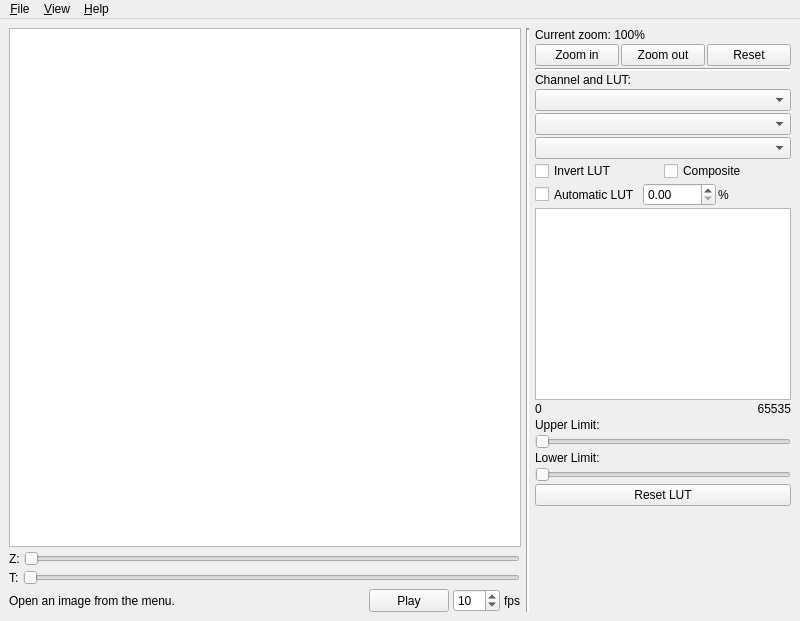
Old version of the form ui/mainwindow.ui in the repository takushim/momotrack.
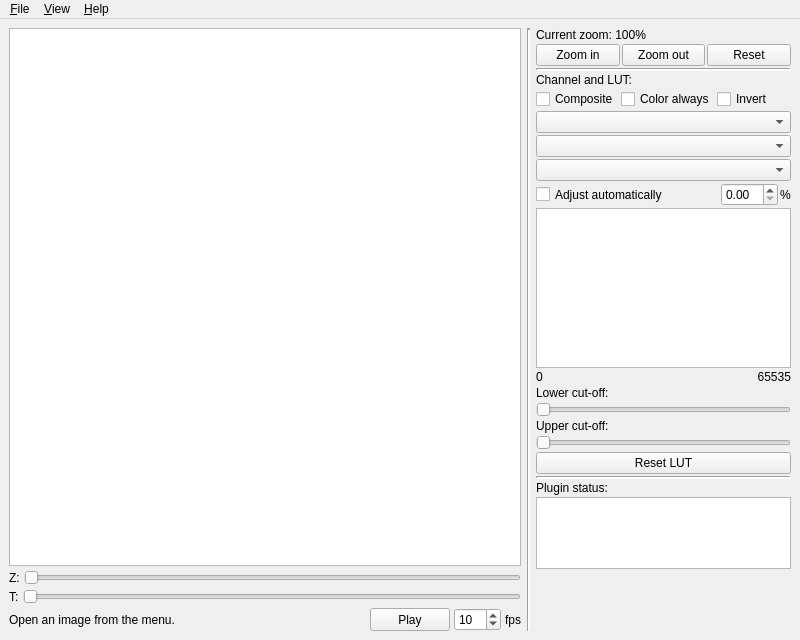
New version of the form.

```diff
--- a/ui/mainwindow.ui
+++ b/ui/mainwindow.ui
@@ -7,7 +7,7 @@
     <x>0</x>
     <y>0</y>
     <width>800</width>
-    <height>621</height>
+    <height>640</height>
    </rect>
   </property>
   <property name="sizePolicy">
@@ -66,6 +66,9 @@
           <property name="autoFillBackground">
            <bool>false</bool>
           </property>
+          <property name="sizeAdjustPolicy">
+           <enum>QAbstractScrollArea::AdjustToContents</enum>
+          </property>
           <property name="alignment">
            <set>Qt::AlignCenter</set>
           </property>
@@ -302,6 +305,37 @@
           </property>
          </widget>
         </item>
+        <item>
+         <layout class="QHBoxLayout" name="hlayout_composite">
+          <item>
+           <widget class="QCheckBox" name="check_composite">
+            <property name="text">
+             <string>Composite</string>
+            </property>
+           </widget>
+          </item>
+          <item>
+           <widget class="QCheckBox" name="check_color_always">
+            <property name="text">
+             <string>Color always</string>
+            </property>
+           </widget>
+          </item>
+          <item>
+           <widget class="QCheckBox" name="check_invert_lut">
+            <property name="sizePolicy">
+             <sizepolicy hsizetype="Minimum" vsizetype="Minimum">
+              <horstretch>0</horstretch>
+              <verstretch>0</verstretch>
+             </sizepolicy>
+            </property>
+            <property name="text">
+             <string>Invert</string>
+            </property>
+           </widget>
+          </item>
+         </layout>
+        </item>
         <item>
          <widget class="QComboBox" name="combo_channel">
           <property name="sizePolicy">
@@ -332,42 +366,6 @@
           </property>
          </widget>
         </item>
-        <item>
-         <layout class="QHBoxLayout" name="hlayout_lut_settings">
-          <property name="spacing">
-           <number>2</number>
-          </property>
-          <property name="sizeConstraint">
-           <enum>QLayout::SetMinimumSize</enum>
-          </property>
-          <item>
-           <widget class="QCheckBox" name="check_invert_lut">
-            <property name="sizePolicy">
-             <sizepolicy hsizetype="Minimum" vsizetype="Minimum">
-              <horstretch>0</horstretch>
-              <verstretch>0</verstretch>
-             </sizepolicy>
-            </property>
-            <property name="text">
-             <string>Invert LUT</string>
-            </property>
-           </widget>
-          </item>
-          <item>
-           <widget class="QCheckBox" name="check_composite">
-            <property name="sizePolicy">
-             <sizepolicy hsizetype="Minimum" vsizetype="Minimum">
-              <horstretch>0</horstretch>
-              <verstretch>0</verstretch>
-             </sizepolicy>
-            </property>
-            <property name="text">
-             <string>Composite</string>
-            </property>
-           </widget>
-          </item>
-         </layout>
-        </item>
         <item>
          <layout class="QHBoxLayout" name="hlayout_auto_lut">
           <property name="spacing">
@@ -379,13 +377,13 @@
           <item>
            <widget class="QCheckBox" name="check_auto_lut">
             <property name="sizePolicy">
-             <sizepolicy hsizetype="Minimum" vsizetype="Minimum">
+             <sizepolicy hsizetype="MinimumExpanding" vsizetype="Minimum">
               <horstretch>0</horstretch>
               <verstretch>0</verstretch>
              </sizepolicy>
             </property>
             <property name="text">
-             <string>Automatic LUT</string>
+             <string>Adjust automatically</string>
             </property>
            </widget>
           </item>
@@ -424,8 +422,8 @@
           </property>
           <property name="minimumSize">
            <size>
-            <width>0</width>
-            <height>90</height>
+            <width>120</width>
+            <height>160</height>
            </size>
           </property>
           <property name="baseSize">
@@ -446,6 +444,9 @@
           <property name="horizontalScrollBarPolicy">
            <enum>Qt::ScrollBarAlwaysOff</enum>
           </property>
+          <property name="sizeAdjustPolicy">
+           <enum>QAbstractScrollArea::AdjustToContents</enum>
+          </property>
          </widget>
         </item>
         <item>
@@ -496,7 +497,7 @@
            </sizepolicy>
           </property>
           <property name="text">
-           <string>Upper Limit:</string>
+           <string>Lower cut-off:</string>
           </property>
          </widget>
         </item>
@@ -522,7 +523,7 @@
            </sizepolicy>
           </property>
           <property name="text">
-           <string>Lower Limit:</string>
+           <string>Upper cut-off:</string>
           </property>
          </widget>
         </item>
@@ -552,6 +553,42 @@
           </property>
          </widget>
         </item>
+        <item>
+         <widget class="Line" name="hline_plugin">
+          <property name="lineWidth">
+           <number>2</number>
+          </property>
+          <property name="orientation">
+           <enum>Qt::Horizontal</enum>
+          </property>
+         </widget>
+        </item>
+        <item>
+         <widget class="QLabel" name="label_plugin">
+          <property name="sizePolicy">
+           <sizepolicy hsizetype="Minimum" vsizetype="Minimum">
+            <horstretch>0</horstretch>
+            <verstretch>0</verstretch>
+           </sizepolicy>
+          </property>
+          <property name="text">
+           <string>Plugin status:</string>
+          </property>
+         </widget>
+        </item>
+        <item>
+         <widget class="QPlainTextEdit" name="textedit_plugin">
+          <property name="sizePolicy">
+           <sizepolicy hsizetype="Minimum" vsizetype="Minimum">
+            <horstretch>0</horstretch>
+            <verstretch>0</verstretch>
+           </sizepolicy>
+          </property>
+          <property name="sizeAdjustPolicy">
+           <enum>QAbstractScrollArea::AdjustToContents</enum>
+          </property>
+         </widget>
+        </item>
         <item>
          <spacer name="spacer_panel">
           <property name="orientation">
```
Left out of the diff: 14 changed lines with no effect on the pictures.
